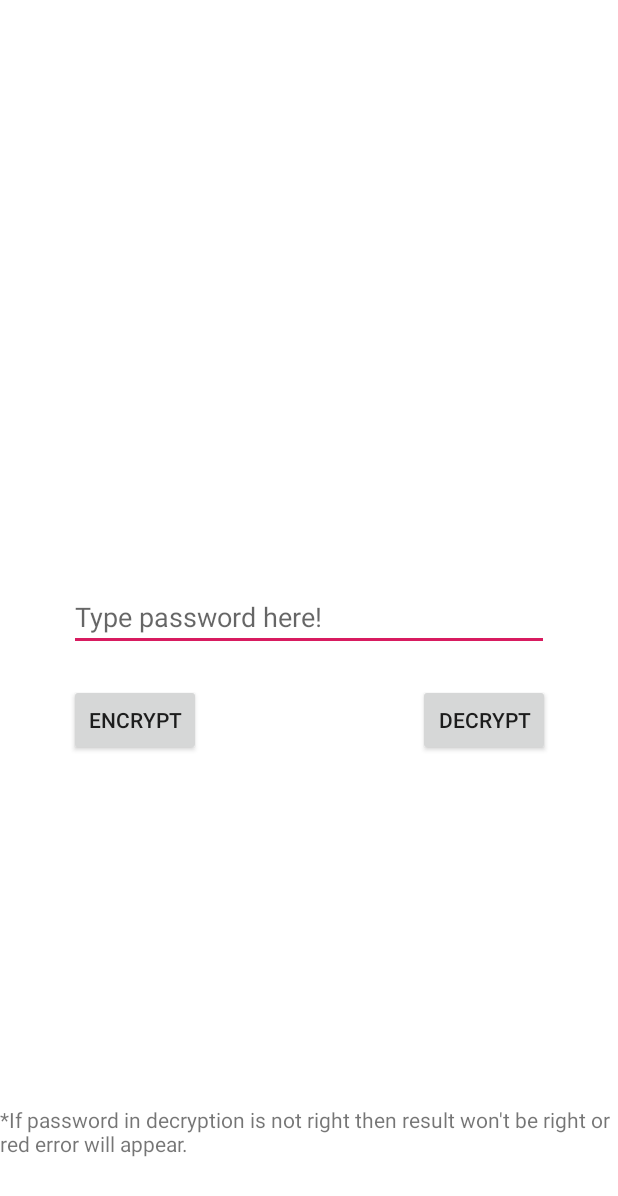
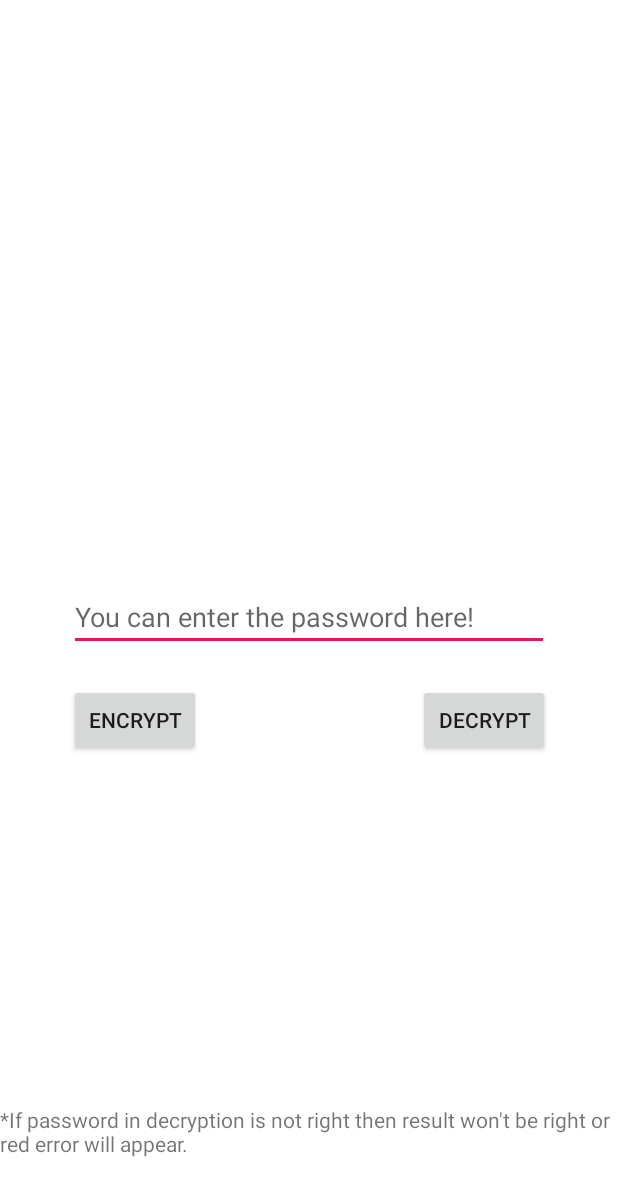
Before and after one commit to ikcilrep/safecrypt, an Android app: the layout activity_main.xml on its own in the app's theme, with its tools: preview values and no code run, on a phone screen of 412 x 824 dp. Shown: the top 1196 px of the screen. Run offline under Robolectric (Android 15) with nearby library versions, the phone set to English and light mode, and no system bars.

Commit message:
Add message hint, remove layouts v26

```diff
--- a/app/src/main/res/layout-v26/activity_main.xml
+++ /dev/null
@@ -1,70 +0,0 @@
-<?xml version="1.0" encoding="utf-8"?>
-<androidx.constraintlayout.widget.ConstraintLayout xmlns:android="http://schemas.android.com/apk/res/android"
-    xmlns:app="http://schemas.android.com/apk/res-auto"
-    xmlns:tools="http://schemas.android.com/tools"
-    android:id="@+id/constraintLayout"
-    android:layout_width="match_parent"
-    android:layout_height="match_parent"
-    android:background="#FFFFFF"
-    tools:context=".MainActivity">
-
-    <Button
-        android:id="@+id/encryptButton"
-        android:layout_width="wrap_content"
-        android:layout_height="wrap_content"
-        android:text="@string/encrypt"
-        app:layout_constraintBottom_toBottomOf="parent"
-        app:layout_constraintEnd_toEndOf="parent"
-        app:layout_constraintHorizontal_bias="0.142"
-        app:layout_constraintStart_toStartOf="parent"
-        app:layout_constraintTop_toTopOf="parent"
-        app:layout_constraintVertical_bias="0.588" />
-
-    <Button
-        android:id="@+id/decryptButton"
-        android:layout_width="wrap_content"
-        android:layout_height="wrap_content"
-        android:text="@string/decrypt"
-        app:layout_constraintBottom_toBottomOf="parent"
-        app:layout_constraintEnd_toEndOf="parent"
-        app:layout_constraintHorizontal_bias="0.86"
-        app:layout_constraintStart_toStartOf="parent"
-        app:layout_constraintTop_toTopOf="parent"
-        app:layout_constraintVertical_bias="0.588" />
-
-    <EditText
-        android:id="@+id/passwordInput"
-        android:layout_width="320dp"
-        android:layout_height="43dp"
-        android:autofillHints=""
-        android:ems="10"
-        android:hint="@string/type_password_here"
-        android:inputType="textPassword"
-        app:layout_constraintBottom_toBottomOf="parent"
-        app:layout_constraintEnd_toEndOf="parent"
-        app:layout_constraintStart_toStartOf="parent"
-        app:layout_constraintTop_toTopOf="parent" />
-
-    <TextView
-        android:id="@+id/textView"
-        android:layout_width="wrap_content"
-        android:layout_height="wrap_content"
-        android:layout_marginBottom="52dp"
-        android:text="@string/password_warning"
-        app:layout_constraintBottom_toBottomOf="parent"
-        app:layout_constraintStart_toStartOf="parent" />
-
-
-    <com.google.android.gms.ads.AdView
-        android:id="@+id/adView"
-        android:layout_width="410dp"
-        android:layout_height="57dp"
-        android:layout_alignParentBottom="true"
-        android:layout_centerHorizontal="true"
-        app:adSize="BANNER"
-        app:adUnitId="ca-app-pub-3940256099942544/6300978111"
-        app:layout_constraintEnd_toEndOf="parent"
-        app:layout_constraintStart_toStartOf="parent"
-        app:layout_constraintTop_toTopOf="parent"
-        tools:ignore="MissingConstraints" />
-</androidx.constraintlayout.widget.ConstraintLayout>
--- a/app/src/main/res/layout/activity_encryption_panel.xml
+++ b/app/src/main/res/layout/activity_encryption_panel.xml
@@ -20,6 +20,7 @@
             android:background="#FFFFFF"
             android:ems="10"
             android:gravity="start|top"
+            android:hint="@string/message_hint"
             android:inputType="textMultiLine" />
 
         <View
--- a/app/src/main/res/layout/activity_main.xml
+++ b/app/src/main/res/layout/activity_main.xml
@@ -9,7 +9,7 @@
     tools:context=".MainActivity">
 
     <Button
-        android:id="@+id/encryptButton2"
+        android:id="@+id/encryptButton"
         android:layout_width="wrap_content"
         android:layout_height="wrap_content"
         android:text="@string/encrypt"
@@ -21,7 +21,7 @@
         app:layout_constraintVertical_bias="0.588" />
 
     <Button
-        android:id="@+id/decryptButton2"
+        android:id="@+id/decryptButton"
         android:layout_width="wrap_content"
         android:layout_height="wrap_content"
         android:text="@string/decrypt"
@@ -33,17 +33,17 @@
         app:layout_constraintVertical_bias="0.588" />
 
     <EditText
-        android:id="@+id/passwordInput2"
+        android:id="@+id/passwordInput"
         android:layout_width="320dp"
         android:layout_height="43dp"
-        android:autofillHints=""
         android:ems="10"
         android:hint="@string/type_password_here"
         android:inputType="textPassword"
         app:layout_constraintBottom_toBottomOf="parent"
         app:layout_constraintEnd_toEndOf="parent"
         app:layout_constraintStart_toStartOf="parent"
-        app:layout_constraintTop_toTopOf="parent" />
+        app:layout_constraintTop_toTopOf="parent"
+        android:importantForAutofill="no" />
 
     <TextView
         android:id="@+id/textView2"
--- a/app/src/main/res/values/strings.xml
+++ b/app/src/main/res/values/strings.xml
@@ -5,7 +5,7 @@
     <string name="decrypt">Decrypt</string>
     <string name="password">password</string>
     <string name="enter">Enter</string>
-    <string name="type_password_here">Type password here!</string>
+    <string name="type_password_here">You can enter the password here!</string>
     <string name="password_warning">
         *If password in decryption is not right then result won\'t be right or red error will appear.
     </string>
@@ -14,4 +14,5 @@
             This message can\'t be decrypted using this password.
             Message or password is wrong.
     </string>
+    <string name="message_hint">You can enter a message here.</string>
 </resources>
```
Also changed, not shown: app/src/main/res/layout-v26/activity_encryption_panel.xml (deleted, +0 -45 lines), 1 other file.
